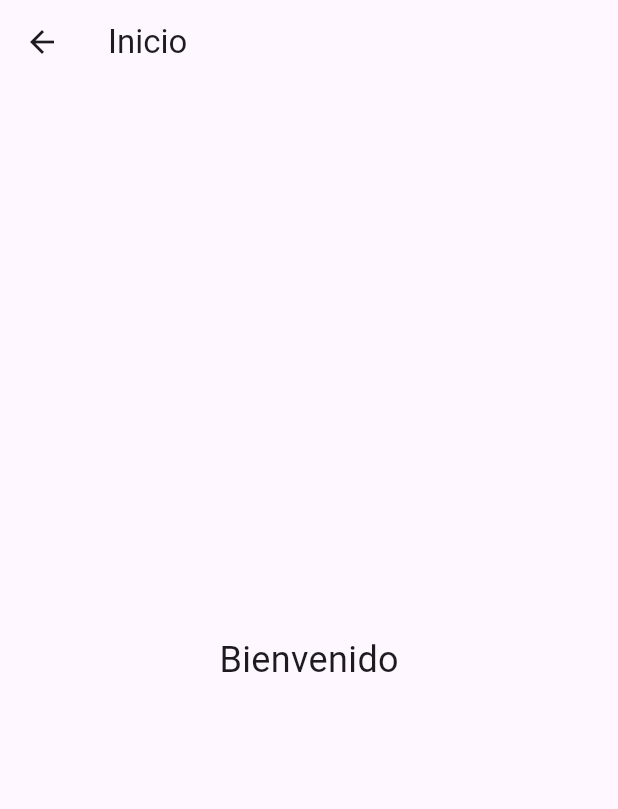
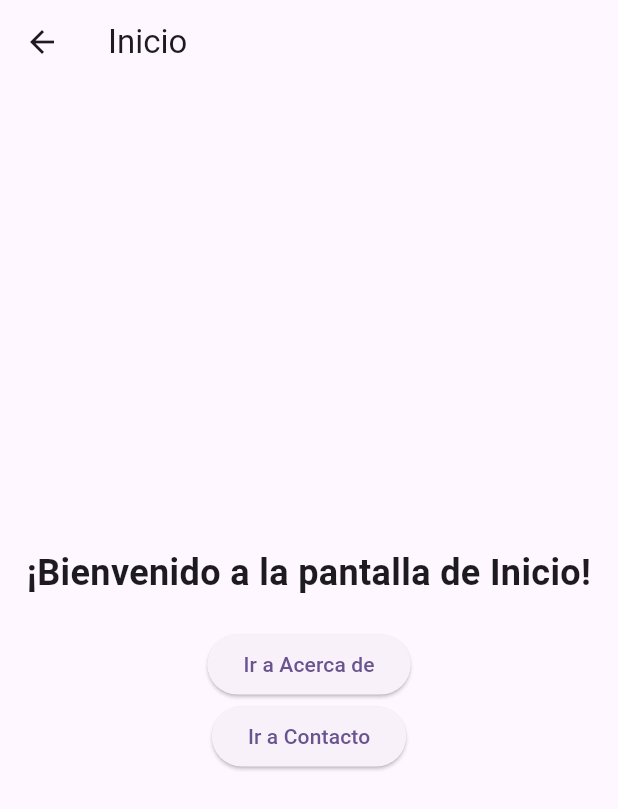
Before and after one commit to Chucky2010/ii-flutter-002, a Flutter app: the InicioScreen screen opened directly, on a phone screen of 412 x 824 dp. Shown: the top 809 px of the screen. Run offline on Flutter 3.47's test engine with Material 3 defaults, Android fonts, the light colour scheme and no system bars.

Commit message:
Se agrega el boton de incio a la pantalla principal
Se agrega botones de acerca de y contacto en la pantalla de inicio
y se agrega mensaje de bienvenida

```diff
--- a/lib/views/inicio_screen.dart
+++ b/lib/views/inicio_screen.dart
@@ -1,4 +1,6 @@
 import 'package:flutter/material.dart';
+import 'acerca_de_screen.dart';
+import 'contacto_screen.dart';
 
 class InicioScreen extends StatelessWidget {
   const InicioScreen({super.key});
@@ -9,10 +11,35 @@ class InicioScreen extends StatelessWidget {
       appBar: AppBar(
         title: const Text('Inicio'),
       ),
-      body: const Center(
-        child: Text(
-          'Bienvenido',
-          style: TextStyle(fontSize: 24),
+      body: Center(
+        child: Column(
+          mainAxisAlignment: MainAxisAlignment.center,
+          children: [
+            const Text(
+              '¡Bienvenido a la pantalla de Inicio!',
+              style: TextStyle(fontSize: 24, fontWeight: FontWeight.bold),
+              textAlign: TextAlign.center,
+            ),
+            const SizedBox(height: 20),
+            ElevatedButton(
+              onPressed: () {
+                Navigator.push(
+                  context,
+                  MaterialPageRoute(builder: (context) => const AcercaDeScreen()),
+                );
+              },
+              child: const Text('Ir a Acerca de'),
+            ),
+            ElevatedButton(
+              onPressed: () {
+                Navigator.push(
+                  context,
+                  MaterialPageRoute(builder: (context) => const ContactoScreen()),
+                );
+              },
+              child: const Text('Ir a Contacto'),
+            ),
+          ],
         ),
       ),
     );
```
Also changed, not shown: lib/main.dart (+10 -0 lines).
